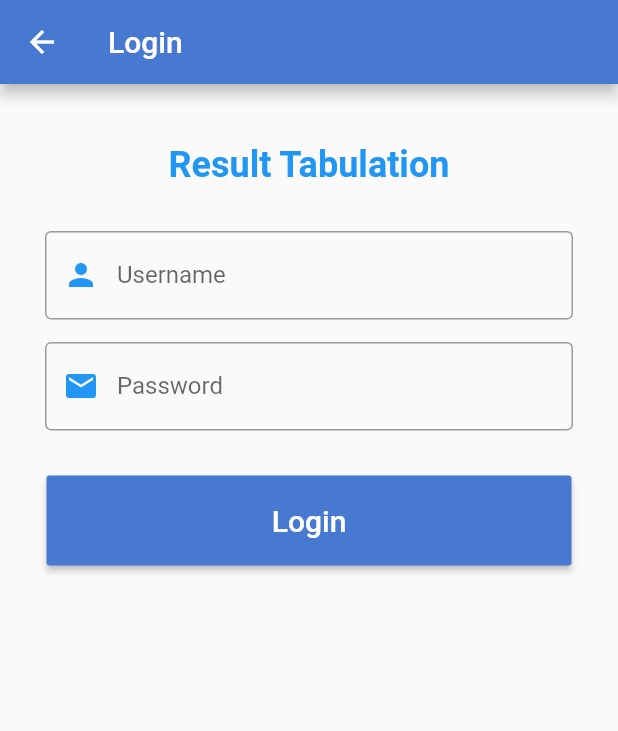
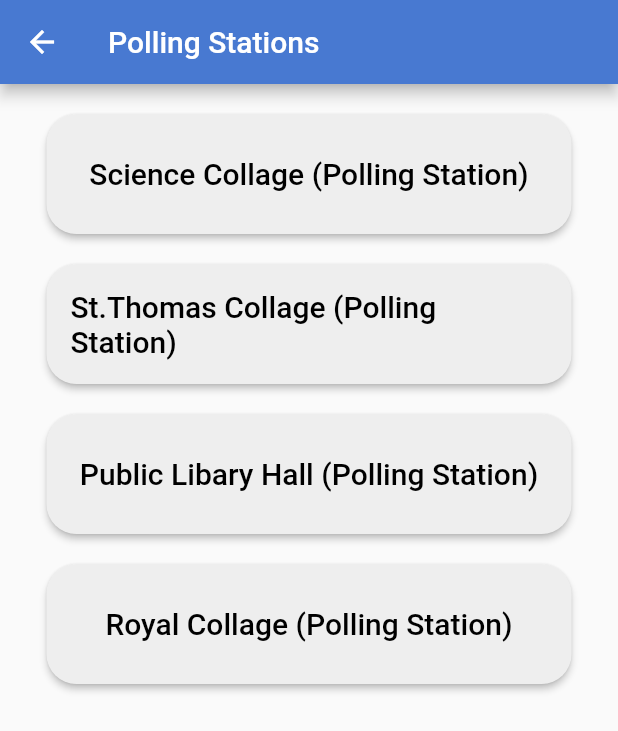
Before and after one commit to ECLK/MAFT, a Flutter app: the Home screen opened directly, after a tap on "Add Ballot Box", on a phone screen of 412 x 824 dp. Shown: the top 731 px of the screen. Run offline on Flutter 3.47's test engine with Material 2 defaults, Android fonts, the phone set to English and light mode, and no system bars.

Commit message:
Added PollingStations and AddBallotBox UIs

```diff
--- a/lib/home.dart
+++ b/lib/home.dart
@@ -1,6 +1,8 @@
 import 'package:flutter/material.dart';
 
+
 import 'main.dart';
+import 'polling_stations.dart';
 
 class Home extends StatelessWidget {
   @override
@@ -16,15 +18,15 @@ class Home extends StatelessWidget {
           crossAxisAlignment: CrossAxisAlignment.center,
           children: <Widget>[
             new Row(),
-            Padding(
-              padding: const EdgeInsets.only(top: 40.0, bottom: 30.0),
-              child: new Text("Main Features",
-                style: new TextStyle(
-                    fontSize: 24.0,
-                    color: Colors.blue,
-                    fontWeight: FontWeight.bold),
-              ),
-            ),
+            // Padding(
+            //   padding: const EdgeInsets.only(top: 40.0, bottom: 30.0),
+            //   child: new Text("Options",
+            //     style: new TextStyle(
+            //         fontSize: 24.0,
+            //         color: Colors.black,
+            //         fontWeight: FontWeight.bold),
+            //   ),
+            // ),
 
             Padding(
              padding: const EdgeInsets.only(top: 30.0, right: 30.0, left: 30.0),
@@ -33,6 +35,7 @@ class Home extends StatelessWidget {
                 height: 60.0,
                 child: new RaisedButton(
                   textColor: Colors.white,
+                  shape: new RoundedRectangleBorder(borderRadius: new BorderRadius.circular(10.0)),
                   color: Color.fromRGBO(72, 121, 209, 1),
                   child: Text(
                     'Issuing Process',
@@ -54,6 +57,7 @@ class Home extends StatelessWidget {
                 height: 60.0,
                 child: new RaisedButton(
                   textColor: Colors.white,
+                  shape: new RoundedRectangleBorder(borderRadius: new BorderRadius.circular(10.0)),
                   color: Color.fromRGBO(72, 121, 209, 1),
                   child: Text(
                     'Receiving Process',
@@ -75,6 +79,7 @@ class Home extends StatelessWidget {
                 height: 60.0,
                 child: new RaisedButton(
                   textColor: Colors.white,
+                  shape: new RoundedRectangleBorder(borderRadius: new BorderRadius.circular(10.0)),
                   color: Color.fromRGBO(72, 121, 209, 1),
                   child: Text(
                     'Add Ballot Box',
@@ -82,7 +87,7 @@ class Home extends StatelessWidget {
                   ),
                   onPressed: () {
                     Navigator.push(context,
-                      MaterialPageRoute(builder: (context) => Login()),
+                      MaterialPageRoute(builder: (context) => PollingStations()),
                     );
                   },
                 ),
@@ -96,6 +101,7 @@ class Home extends StatelessWidget {
                 height: 60.0,
                 child: new RaisedButton(
                   textColor: Colors.white,
+                  shape: new RoundedRectangleBorder(borderRadius: new BorderRadius.circular(10.0)),
                   color: Color.fromRGBO(72, 121, 209, 1),
                   child: Text(
                     'Counting Process',
--- a/lib/main.dart
+++ b/lib/main.dart
@@ -28,7 +28,7 @@ class Login extends StatelessWidget {
               child: new Text("Result Tabulation",
                 style: new TextStyle(
                     fontSize: 24.0,
-                    color: Colors.blue,
+                    color: Color.fromRGBO(72, 121, 209, 1),
                     fontWeight: FontWeight.bold),
               ),
             ),
@@ -37,11 +37,12 @@ class Login extends StatelessWidget {
               child: new TextField(
                 decoration: new InputDecoration(
                 border: new OutlineInputBorder(
-                borderSide: new BorderSide(color: Colors.blue)
+                            borderRadius:BorderRadius.circular(10.0),
+                borderSide: new BorderSide(color: Color.fromRGBO(72, 121, 209, 1))
                 ),
                 hintText: 'Username',
                 labelText: 'Username',
-                prefixIcon: const Icon(Icons.person, color: Colors.blue,),
+                prefixIcon: const Icon(Icons.person, color: Color.fromRGBO(72, 121, 209, 1),),
                 prefixText: ' ',
                 suffixText: ' ',
                 ),
@@ -56,10 +57,11 @@ class Login extends StatelessWidget {
                 decoration: InputDecoration(
                   hintText: 'Password',
                   border: new OutlineInputBorder(
-                  borderSide: new BorderSide(color: Colors.blue)
+                  borderRadius:BorderRadius.circular(10.0),
+                  borderSide: new BorderSide(color: Color.fromRGBO(72, 121, 209, 1))
                 ),
                 labelText: 'Password',
-                prefixIcon: const Icon(Icons.mail, color: Colors.blue,),
+                prefixIcon: const Icon(Icons.mail, color: Color.fromRGBO(72, 121, 209, 1),),
                   ),
 
                 obscureText: true,
@@ -72,6 +74,7 @@ class Login extends StatelessWidget {
                 height: 60.0,
                 child: new RaisedButton(
                   textColor: Colors.white,
+                  shape: new RoundedRectangleBorder(borderRadius: new BorderRadius.circular(10.0)),
                   color: Color.fromRGBO(72, 121, 209, 1),
                   child: Text(
                     'Login',
--- /dev/null
+++ b/lib/polling_stations.dart
@@ -0,0 +1,144 @@
+import 'package:flutter/material.dart';
+import 'package:tabulation/add_box.dart';
+
+import 'main.dart';
+
+class PollingStations extends StatelessWidget {
+  @override
+  Widget build(BuildContext context) {
+    return Scaffold(
+      appBar: AppBar(
+        backgroundColor: Color.fromRGBO(72, 121, 209, 1),
+        title: Text("Polling Stations"),
+      ),
+      body: Container(
+        width: double.infinity,
+        child: new Column(
+          crossAxisAlignment: CrossAxisAlignment.center,
+          children: <Widget>[
+            new Row(),
+
+            Padding(
+             padding: const EdgeInsets.only(top: 20.0, right: 30.0, left: 30.0),
+              child: new SizedBox(
+                width: 350,
+                height: 80.0,
+                child: new RaisedButton(
+                  textColor: Colors.black,
+                  shape: new RoundedRectangleBorder(borderRadius: new BorderRadius.circular(20.0)),
+                  color: Color.fromRGBO(238, 238, 238, 1),
+                  child: Text(
+                    'Science Collage (Polling Station)',
+                    style: TextStyle(fontSize: 20),
+                  ),
+                  onPressed: () {
+                    Navigator.push(context,
+                      MaterialPageRoute(builder: (context) => AddBox()),
+                    );
+                  },
+                ),
+              ),
+            ),
+
+            Padding(
+             padding: const EdgeInsets.only(top: 20.0, right: 30.0, left: 30.0),
+              child: new SizedBox(
+                width: 350,
+                height: 80.0,
+                child: new RaisedButton(
+                  textColor: Colors.black,
+                  shape: new RoundedRectangleBorder(borderRadius: new BorderRadius.circular(20.0)),
+                  color: Color.fromRGBO(238, 238, 238, 1),
+                  child: Text(
+                    'St.Thomas Collage (Polling Station)',
+                    style: TextStyle(fontSize: 20),
+                  ),
+                  onPressed: () {
+                    Navigator.push(context,
+                      MaterialPageRoute(builder: (context) => AddBox()),
+                    );
+                  },
+                ),
+              ),
+            ),
+
+            Padding(
+             padding: const EdgeInsets.only(top: 20.0, right: 30.0, left: 30.0),
+              child: new SizedBox(
+                width: 350,
+                height: 80.0,
+                child: new RaisedButton(
+                  textColor: Colors.black,
+                  shape: new RoundedRectangleBorder(borderRadius: new BorderRadius.circular(20.0)),
+                  color: Color.fromRGBO(238, 238, 238, 1),
+                  child: Text(
+                    'Public Libary Hall (Polling Station)',
+                     style: TextStyle(fontSize: 20),
+                  ),
+                  onPressed: () {
+                    Navigator.push(context,
+                      MaterialPageRoute(builder: (context) => AddBox()),
+                    );
+                  },
+                ),
+              ),
+            ),
+
+            Padding(
+             padding: const EdgeInsets.only(top: 20.0, right: 30.0, left: 30.0),
+              child: new SizedBox(
+                width: 350,
+                height: 80.0,
+                child: new RaisedButton(
+                  textColor: Colors.black,
+                  shape: new RoundedRectangleBorder(borderRadius: new BorderRadius.circular(20.0)),
+                  color: Color.fromRGBO(238, 238, 238, 1),
+                  child: Text(
+                    'Royal Collage (Polling Station)',
+                     style: TextStyle(fontSize: 20),
+                  ),
+                  onPressed: () {
+                    Navigator.push(context,
+                      MaterialPageRoute(builder: (context) => AddBox()),
+                    );
+                  },
+                ),
+              ),
+            ),
+
+          ],
+        ),
+      ),
+    );
+  }
+}
+// import 'package:flutter/material.dart';
+
+
+// class PollingSations extends StatelessWidget {
+//   @override
+//   Widget build(BuildContext context) {
+//     return Scaffold(
+//       appBar: AppBar(
+//         backgroundColor: Color.fromRGBO(72, 121, 209, 1),
+//         title: Text("Polling Stations"),
+//       ),
+//       body: ListView(
+//           children: <Widget>[
+//             ListTile(
+//               leading: Icon(Icons.add_location,color: Color.fromRGBO(72, 121, 209, 1),),
+//               title: Text('Royal College'),
+//             ),
+//             ListTile(
+//                 leading: Icon(Icons.add_location,color: Color.fromRGBO(72, 121, 209, 1),),
+//               title: Text('St Thomas Collage'),
+//             ),
+//             ListTile(
+//                 leading: Icon(Icons.add_location,color: Color.fromRGBO(72, 121, 209, 1),),
+//               title: Text('Public Library Hall'),
+//             ),
+//           ],
+//         ),
+//     );
+//   }
+// }
```
Also changed, not shown: lib/add_box.dart (added, +123 -0 lines), pubspec.lock.
